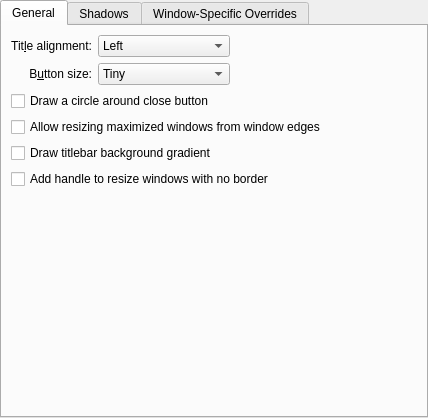
tutanra/breezeSquare, file config/ui/breezeconfigurationui.ui: the form before one commit.
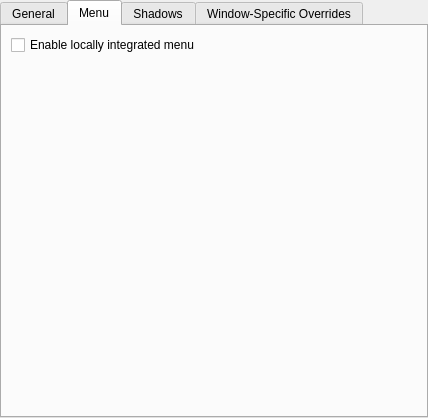
The form after the commit. The open tabs and pages were chosen to show the change. Custom widgets are drawn as their Qt base class.

```diff
--- a/config/ui/breezeconfigurationui.ui
+++ b/config/ui/breezeconfigurationui.ui
@@ -168,6 +168,33 @@
        </item>
       </layout>
      </widget>
+     <widget class="QWidget" name="tab_2">
+      <attribute name="title">
+       <string>Menu</string>
+      </attribute>
+      <layout class="QVBoxLayout" name="verticalLayout_2">
+       <item>
+        <widget class="QCheckBox" name="enableLIM">
+         <property name="text">
+          <string>Enable locally integrated menu</string>
+         </property>
+        </widget>
+       </item>
+       <item>
+        <spacer name="verticalSpacer_2">
+         <property name="orientation">
+          <enum>Qt::Vertical</enum>
+         </property>
+         <property name="sizeHint" stdset="0">
+          <size>
+           <width>20</width>
+           <height>40</height>
+          </size>
+         </property>
+        </spacer>
+       </item>
+      </layout>
+     </widget>
      <widget class="QWidget" name="tab_4">
       <attribute name="title">
        <string>Shadows</string>
```
Left out of the diff: 2 changed lines with no effect on the pictures.
